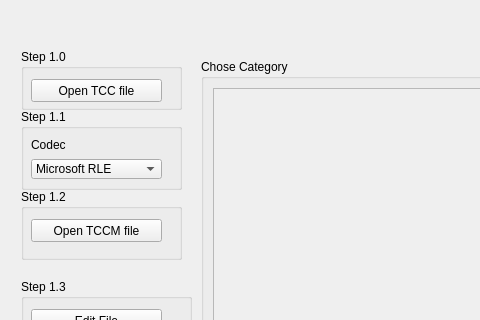
First picture: the form in telafluxocomportamental.ui, repository EthoWatcher/ethowatcher, before the edit; both pictures show x 0 to 480 and y 82 to 402 of the 889 by 645 pixel window.
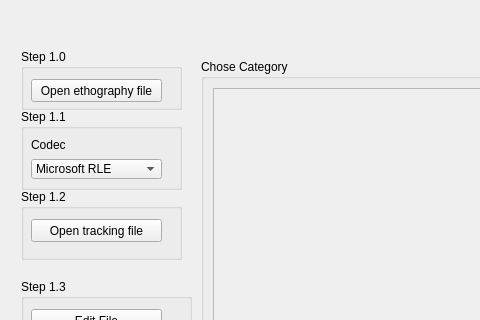
Second picture: the form after the edit. Icons and pictures are not drawn.

Diff of the .ui file:
```diff
--- a/telafluxocomportamental.ui
+++ b/telafluxocomportamental.ui
@@ -216,7 +216,7 @@
          </rect>
         </property>
         <property name="text">
-         <string>Open TCC file</string>
+         <string>Open ethography file</string>
         </property>
        </widget>
       </widget>
@@ -242,7 +242,7 @@
          </rect>
         </property>
         <property name="text">
-         <string>Open TCCM file</string>
+         <string>Open tracking file</string>
         </property>
        </widget>
       </widget>
```
Left out of the diff: 4 changed lines with no effect on the pictures.
